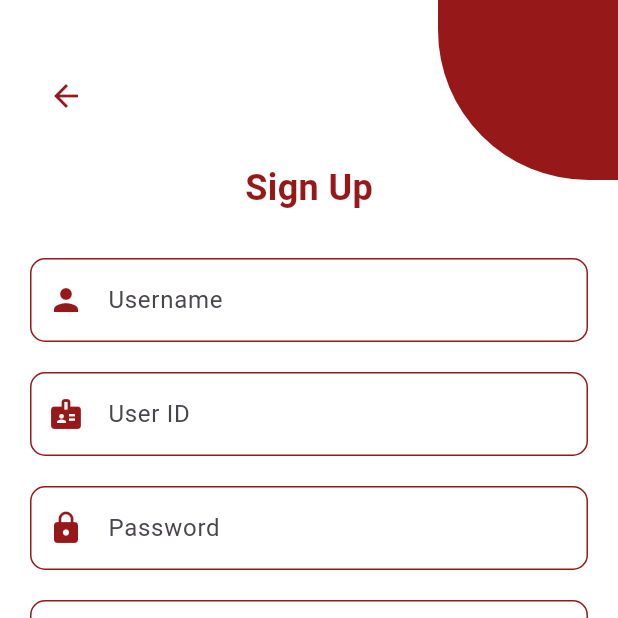
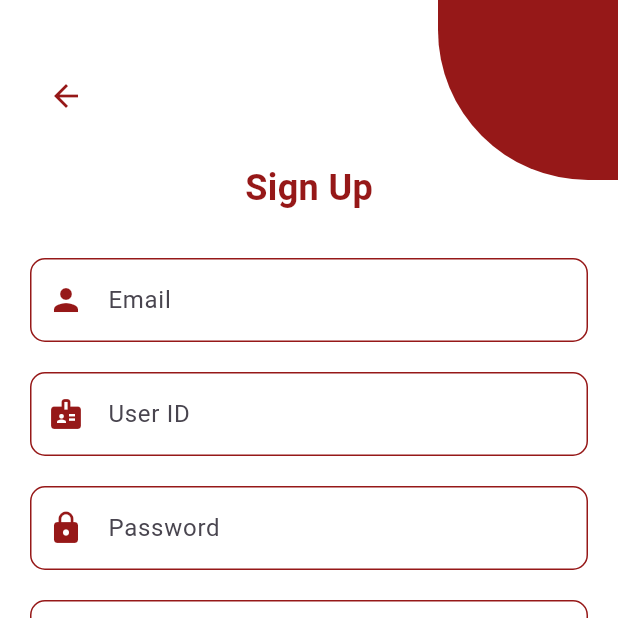
Before and after one commit to EddyKubwimana/ashesi_meal_plan, a Flutter app: the screen it shows after launch, on a phone screen of 412 x 824 dp, the top half of it. Run offline on Flutter 3.47's test engine with Material 3 defaults, Android fonts, the phone set to English and light mode, and no system bars; our stand-ins replace flutter_secure_storage, get, local_auth, shared_preferences; accounts and stored records are empty.

Commit message:
added login and register logic

```diff
--- a/lib/main.dart
+++ b/lib/main.dart
@@ -1,6 +1,4 @@
 import 'package:flutter/material.dart';
-import 'package:ashesi_meal_plan/screens/welcome.dart';
-import 'package:ashesi_meal_plan/screens/login.dart';
 import 'package:ashesi_meal_plan/screens/register.dart';
 import 'package:ashesi_meal_plan/repositories/theme.dart';
 
@@ -18,7 +16,7 @@ class MyApp extends StatelessWidget {
       theme: AppTheme.lightTheme,
       darkTheme: AppTheme.darkTheme,
       themeMode: ThemeMode.system,
-      home: const SignUpScreen(),
+      home: SignUpScreen(),
       debugShowCheckedModeBanner: false,
     );
   }
--- /dev/null
+++ b/lib/models/user.dart
@@ -0,0 +1,28 @@
+// lib/models/user_model.dart
+class User {
+  final String? id;
+  final String username;
+  final String userId;
+  final String password;
+
+  User({
+    this.id,
+    required this.username,
+    required this.userId,
+    required this.password,
+  });
+
+  Map<String, dynamic> toJson() => {
+        'id': id,
+        'username': username,
+        'userId': userId,
+        'password': password,
+      };
+
+  factory User.fromJson(Map<String, dynamic> json) => User(
+        id: json['id'],
+        username: json['username'],
+        userId: json['userId'],
+        password: json['password'],
+      );
+}
--- a/lib/screens/register.dart
+++ b/lib/screens/register.dart
@@ -1,9 +1,18 @@
 import 'package:flutter/material.dart';
+import 'package:get/get.dart';
 import 'package:ashesi_meal_plan/repositories/theme.dart';
-import "login.dart";
+import 'package:ashesi_meal_plan/screens/login.dart';
+import 'package:ashesi_meal_plan/controllers/auth_controller.dart';
 
 class SignUpScreen extends StatelessWidget {
-  const SignUpScreen({super.key});
+  SignUpScreen({super.key});
+
+  final AuthController _authController = Get.find();
+  final TextEditingController _usernameController = TextEditingController();
+  final TextEditingController _userIdController = TextEditingController();
+  final TextEditingController _passwordController = TextEditingController();
+  final TextEditingController _confirmPasswordController =
+      TextEditingController();
 
   @override
   Widget build(BuildContext context) {
@@ -11,7 +20,7 @@ class SignUpScreen extends StatelessWidget {
       backgroundColor: Colors.white,
       body: Stack(
         children: [
-          // Background Decorations
+          // Background Decorations - Corrected Positioned widgets
           Positioned(
             top: 0,
             right: 0,
@@ -48,7 +57,7 @@ class SignUpScreen extends StatelessWidget {
                 IconButton(
                   icon: const Icon(Icons.arrow_back,
                       color: AppTheme.primaryColor),
-                  onPressed: () => Navigator.pop(context),
+                  onPressed: () => Get.back(),
                 ),
                 const SizedBox(height: 20),
                 const Center(
@@ -62,14 +71,28 @@ class SignUpScreen extends StatelessWidget {
                   ),
                 ),
                 const SizedBox(height: 20),
-                _buildTextField(Icons.person, 'Username'),
-                _buildTextField(Icons.badge, 'User ID'),
-                _buildTextField(Icons.lock, 'Password', isPassword: true),
-                _buildTextField(Icons.lock, 'Confirm Password',
-                    isPassword: true),
+                _buildTextField(Icons.person, 'Email',
+                    controller: _usernameController),
+                _buildTextField(Icons.badge, 'User ID',
+                    controller: _userIdController),
+                _buildTextField(
+                  Icons.lock,
+                  'Password',
+                  isPassword: true,
+                  controller: _passwordController,
+                ),
+                _buildTextField(
+                  Icons.lock,
+                  'Confirm Password',
+                  isPassword: true,
+                  controller: _confirmPasswordController,
+                ),
                 const SizedBox(height: 20),
-                Center(
-                  child: ElevatedButton(
+                Obx(() => Center(
+                      child: _authController.isLoading.value
+                          ? const CircularProgressIndicator(
+                              color: AppTheme.primaryColor)
+                          : ElevatedButton(
                               style: ElevatedButton.styleFrom(
                                 backgroundColor: AppTheme.primaryColor,
                                 shape: RoundedRectangleBorder(
@@ -77,22 +100,18 @@ class SignUpScreen extends StatelessWidget {
                                 ),
                                 minimumSize: const Size(double.infinity, 50),
                               ),
-                    onPressed: () {
-                      Navigator.push(
-                        context,
-                        MaterialPageRoute(builder: (context) => const SignInScreen()), // Make sure MyCLPage is imported
-                      );
-                    },
+                              onPressed: _handleSignUp,
                               child: const Text(
                                 'Sign Up',
-                      style: TextStyle(color: Colors.white, fontSize: 16),
+                                style: TextStyle(
+                                    color: Colors.white, fontSize: 16),
                               ),
                             ),
-                ),
+                    )),
                 const SizedBox(height: 20),
                 Center(
                   child: GestureDetector(
-                    onTap: () => Navigator.pop(context),
+                    onTap: () => Get.off(() => SignInScreen()),
                     child: const Text(
                       'Already have an account? Sign In',
                       style: TextStyle(
@@ -110,11 +129,45 @@ class SignUpScreen extends StatelessWidget {
     );
   }
 
-  Widget _buildTextField(IconData icon, String hint,
-      {bool isPassword = false}) {
+  Future<void> _handleSignUp() async {
+    if (_usernameController.text.isEmpty ||
+        _userIdController.text.isEmpty ||
+        _passwordController.text.isEmpty) {
+      Get.snackbar('Error', 'All fields are required');
+      return;
+    }
+
+    if (_passwordController.text != _confirmPasswordController.text) {
+      Get.snackbar('Error', 'Passwords do not match');
+      return;
+    }
+
+    if (_passwordController.text.length < 8) {
+      Get.snackbar('Error', 'Password must be at least 8 characters');
+      return;
+    }
+
+    try {
+      await _authController.signUp(
+        _usernameController.text.trim(),
+        _userIdController.text.trim(),
+        _passwordController.text,
+      );
+    } catch (e) {
+      Get.snackbar('Error', e.toString());
+    }
+  }
+
+  Widget _buildTextField(
+    IconData icon,
+    String hint, {
+    bool isPassword = false,
+    required TextEditingController controller,
+  }) {
     return Padding(
       padding: const EdgeInsets.symmetric(vertical: 10),
       child: TextField(
+        controller: controller,
         obscureText: isPassword,
         decoration: InputDecoration(
           prefixIcon: Icon(icon, color: AppTheme.primaryColor),
--- a/pubspec.yaml
+++ b/pubspec.yaml
@@ -34,6 +34,9 @@ dependencies:
   cupertino_icons: ^1.0.8
   local_auth: ^2.3.0
   get: ^4.6.6
+  crypto: ^3.0.3
+  encrypt: ^5.0.1
+  flutter_secure_storage: ^8.0.0  # For secure storage
 
 
   # The following adds the Cupertino Icons font to your application.
```
Also changed, not shown: lib/controllers/auth_controller.dart (added, +109 -0 lines), lib/screens/login.dart (+48 -17 lines), lib/screens/main.dart (+18 -14 lines), lib/utils/password_utils.dart (added, +15 -0 lines), pubspec.lock, 5 other files. Lines whose indentation alone changed are shown as unchanged.
